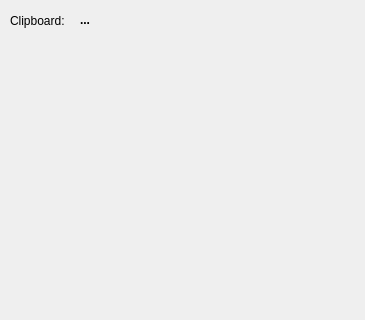
This is multi-clipboard/mainwindow.ui in ctrl-c-ctrl-v-helpers/qt-apps as Qt 5 draws it before an edit; both pictures show x 0 to 365 and y 0 to 320 of the 365 by 838 pixel window. The edited form follows.
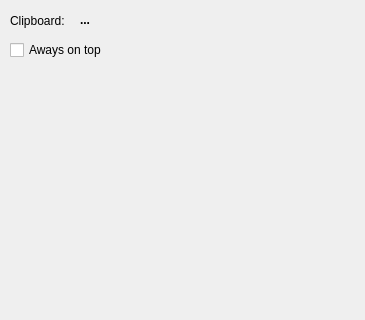
This is the edited form.

Commit message: Always on top

What changed in the file:
```diff
--- a/multi-clipboard/mainwindow.ui
+++ b/multi-clipboard/mainwindow.ui
@@ -21,9 +21,9 @@
     <property name="geometry">
      <rect>
       <x>10</x>
-      <y>30</y>
+      <y>60</y>
       <width>351</width>
-      <height>801</height>
+      <height>771</height>
      </rect>
     </property>
     <layout class="QGridLayout" name="gridLayout"/>
@@ -59,6 +59,19 @@
      <string>Clipboard:</string>
     </property>
    </widget>
+   <widget class="QCheckBox" name="checkAlwaysOnTop">
+    <property name="geometry">
+     <rect>
+      <x>10</x>
+      <y>40</y>
+      <width>111</width>
+      <height>20</height>
+     </rect>
+    </property>
+    <property name="text">
+     <string>Aways on top</string>
+    </property>
+   </widget>
   </widget>
  </widget>
  <resources/>
```
The commit also changes 2 other files.
